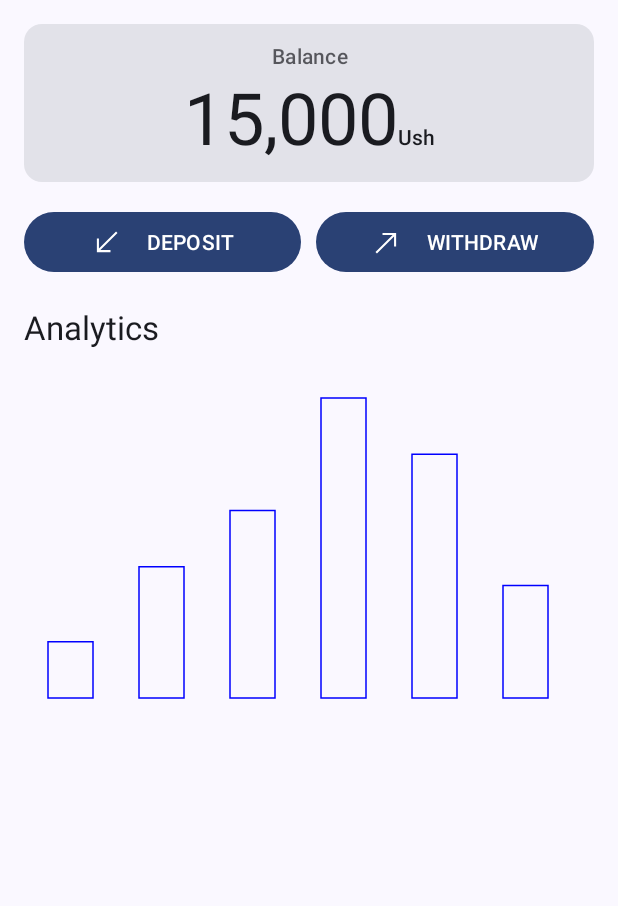
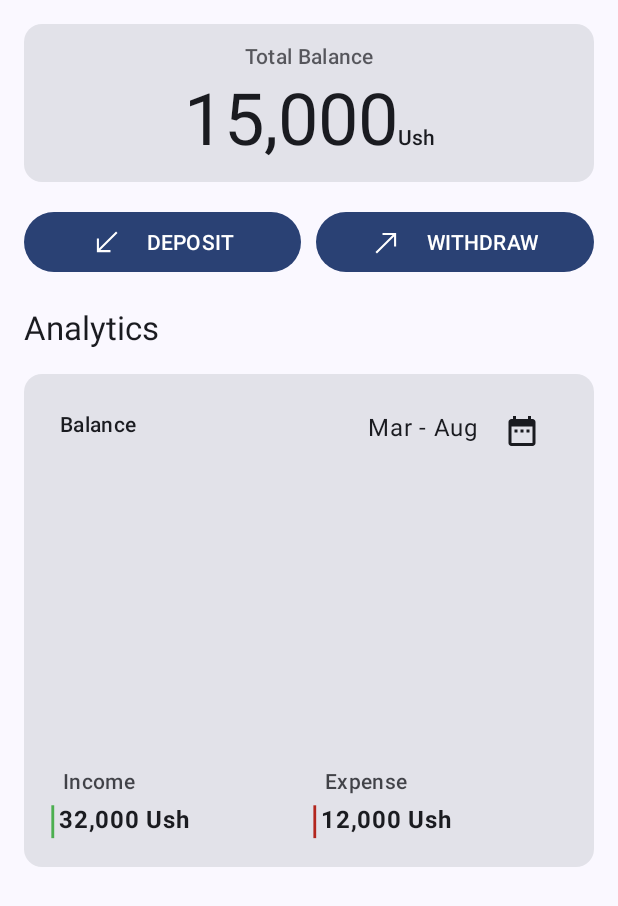
Before and after one commit to Khor-12/SmartPay, an Android app built with Jetpack Compose: the HomeScreen screen opened through its navigation route, on a phone screen of 412 x 824 dp. Shown: the top 906 px of the screen. Run offline under Robolectric (Android 15) with nearby library versions, the phone set to English and light mode, and no system bars; our stand-ins replace Dagger/Hilt's generated code, Firebase (no records; nobody signed in at launch, a user with empty details on screens opened directly); libraries missing offline, so code that uses them is left out: com.google.mlkit.vision.

Commit message:
Implement some ui features

```diff
--- a/app/src/main/java/com/khor/smartpay/feature_home/HomeScreen.kt
+++ b/app/src/main/java/com/khor/smartpay/feature_home/HomeScreen.kt
@@ -1,15 +1,19 @@
 package com.khor.smartpay.feature_home
 
 import androidx.compose.foundation.Canvas
+import androidx.compose.foundation.background
 import androidx.compose.foundation.layout.Arrangement
+import androidx.compose.foundation.layout.Box
 import androidx.compose.foundation.layout.Column
 import androidx.compose.foundation.layout.Row
 import androidx.compose.foundation.layout.Spacer
 import androidx.compose.foundation.layout.fillMaxSize
 import androidx.compose.foundation.layout.fillMaxWidth
 import androidx.compose.foundation.layout.height
+import androidx.compose.foundation.layout.offset
 import androidx.compose.foundation.layout.padding
 import androidx.compose.material.icons.Icons
+import androidx.compose.material.icons.filled.DateRange
 import androidx.compose.material.icons.filled.Settings
 import androidx.compose.material3.Button
 import androidx.compose.material3.Card
@@ -39,7 +43,9 @@ import com.khor.smartpay.feature_home.components.PaymentButton
 
 @Composable
 fun HomeScreen() {
-    StandardToolbar(title = { Text("+256787102643", style = MaterialTheme.typography.titleMedium)}, navActions = {
+    StandardToolbar(
+        title = { Text("+256787102643", style = MaterialTheme.typography.titleMedium) },
+        navActions = {
             IconButton(
                 onClick = {
 
@@ -60,7 +66,7 @@ fun HomeScreen() {
                     .alpha(0.7f)
                     .align(Alignment.CenterHorizontally)
                     .padding(top = 12.dp),
-                text = "Balance",
+                text = "Total Balance",
                 style = MaterialTheme.typography.bodyMedium,
                 textAlign = TextAlign.Center,
                 fontWeight = FontWeight.Medium
@@ -105,9 +111,88 @@ fun HomeScreen() {
             )
         }
         Spacer(modifier = Modifier.height(20.dp))
-        Text(text = "Analytics", style = MaterialTheme.typography.titleLarge, textAlign = TextAlign.Start)
+        Text(
+            text = "Analytics",
+            style = MaterialTheme.typography.titleLarge,
+            textAlign = TextAlign.Start
+        )
         Spacer(modifier = Modifier.height(16.dp))
-        HistogramGraph(listOf(15f, 35f, 50f, 80f, 65f, 30f))
+
+        Card(modifier = Modifier.fillMaxWidth()) {
+            Row(
+                modifier = Modifier
+                    .padding(24.dp)
+                    .fillMaxWidth(), horizontalArrangement = Arrangement.SpaceBetween,
+                verticalAlignment = Alignment.Top
+            ) {
+                Text(
+                    text = "Balance",
+                    style = MaterialTheme.typography.bodyMedium,
+                    textAlign = TextAlign.Start,
+                    fontWeight = FontWeight.Medium
+                )
+                Row(
+                    verticalAlignment = Alignment.Top,
+                    horizontalArrangement = Arrangement.spacedBy(5.dp)
+                ) {
+                    Text("Mar - Aug")
+                    IconButton(onClick = {}, modifier = Modifier.offset(y = (-10).dp)) {
+                        Icon(
+                            imageVector = Icons.Filled.DateRange,
+                            contentDescription = "pick a date"
+                        )
+                    }
+                }
+            }
+            Box(
+                modifier = Modifier
+                    .fillMaxWidth()
+                    .height(150.dp)
+            )
+            Row(
+                modifier = Modifier
+                    .fillMaxWidth()
+                    .padding(16.dp), horizontalArrangement = Arrangement.spacedBy(80.dp)
+            ) {
+                Column {
+                    Text(
+                        "Income",
+                        style = MaterialTheme.typography.bodyMedium,
+                        fontWeight = FontWeight.SemiBold,
+                        modifier = Modifier
+                            .alpha(0.8f)
+                            .padding(start = 10.dp)
+                    )
+                    Row(verticalAlignment = Alignment.CenterVertically) {
+                        Text("|", color = Color(0xFF4CAF50), fontSize = 26.sp)
+                        Text(
+                            "32,000 Ush",
+                            style = MaterialTheme.typography.bodyLarge,
+                            fontWeight = FontWeight.Bold
+                        )
+                    }
+                }
+                Column {
+                    Text(
+                        "Expense",
+                        style = MaterialTheme.typography.bodyMedium,
+                        fontWeight = FontWeight.SemiBold,
+                        modifier = Modifier
+                            .alpha(0.8f)
+                            .padding(start = 10.dp)
+                    )
+                    Row(verticalAlignment = Alignment.CenterVertically) {
+                        Text("|", color = MaterialTheme.colorScheme.error, fontSize = 26.sp)
+                        Text(
+                            "12,000 Ush",
+                            style = MaterialTheme.typography.bodyLarge,
+                            fontWeight = FontWeight.Bold
+                        )
+                    }
+                }
+            }
+        }
+
     }
 
 }
```
Lines whose indentation alone changed are shown as unchanged.
